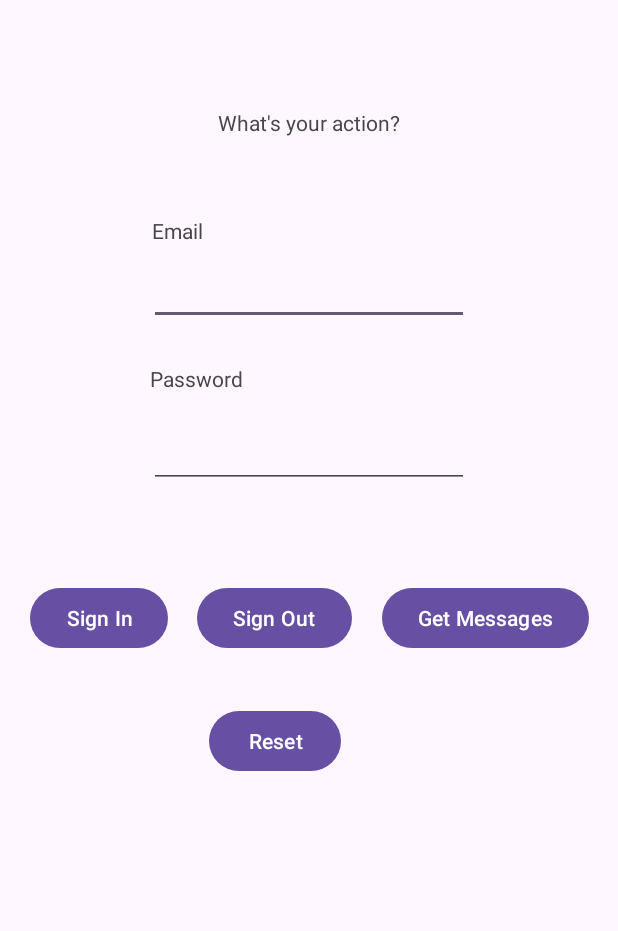
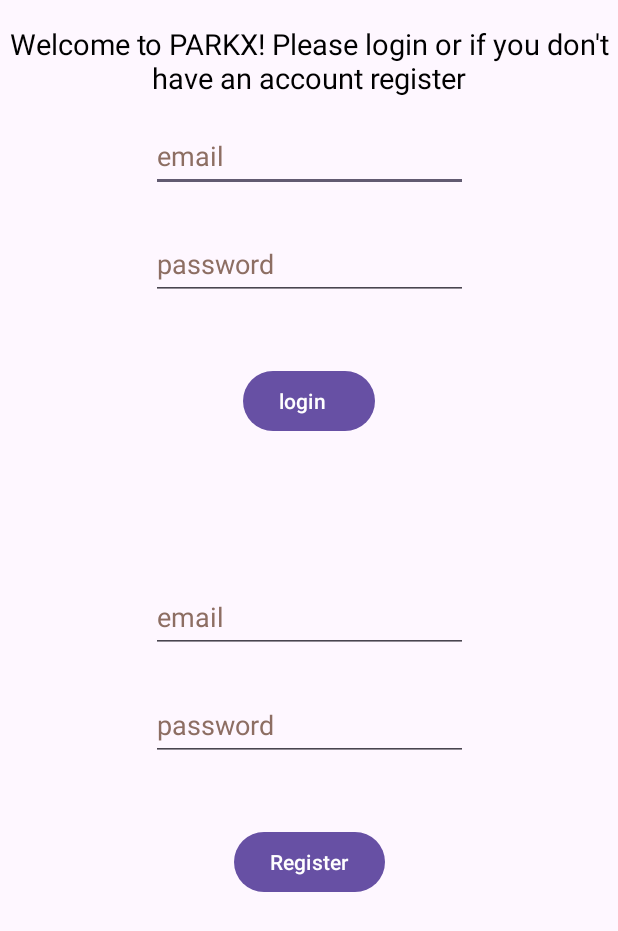
Before and after one commit to kyrtsouv/ParkX, an Android app: the screen it shows after launch (MainActivity), on a phone screen of 412 x 824 dp. Shown: the top 931 px of the screen. Run offline under Robolectric (Android 15) with nearby library versions, the light colour scheme and no system bars; libraries missing offline, so code that uses them is left out: io.github.jan.supabase; 1 statement that could not run was skipped.

Commit message:
New login screen

```diff
--- a/app/src/main/java/com/example/parkx/MainActivity.java
+++ b/app/src/main/java/com/example/parkx/MainActivity.java
@@ -26,7 +26,7 @@
     TextView textView;
 
     EditText email,password;
-    Button sign_in;
+    Button  login;
     private static final int Location_Permission_Code=100;
     private static final int GPS_REQUEST_CODE = 101;
 
@@ -35,16 +35,16 @@
         super.onCreate(savedInstanceState);
 
         setContentView(R.layout.activity_main);
-        textView = findViewById(R.id.textView);
+
 
         SupabaseManager.INSTANCE.init();
 
-        textView.setText("What's your action?");
 
-        email=findViewById(R.id.editTextText1);
-        password=findViewById(R.id.editTextText2);
-        sign_in=findViewById(R.id.button);
-        sign_in.setOnClickListener(view -> {
+
+
+        login=findViewById(R.id.login_button);
+
+        login.setOnClickListener(view -> {
             Intent intent = new Intent(MainActivity.this, MapsActivity.class);
             startActivity(intent);
             if (ActivityCompat.checkSelfPermission(this, Manifest.permission.ACCESS_FINE_LOCATION)
--- a/app/src/main/res/layout/activity_main.xml
+++ b/app/src/main/res/layout/activity_main.xml
@@ -7,111 +7,135 @@
     android:layout_height="match_parent"
     tools:context=".MainActivity">
 
-    <Button
-        android:id="@+id/button"
+
+        <TextView
+            android:id="@+id/welcome"
             android:layout_width="wrap_content"
             android:layout_height="wrap_content"
-        android:onClick="SignIn"
-        android:text="Sign In"
-        app:layout_constraintBottom_toBottomOf="parent"
-        app:layout_constraintEnd_toStartOf="@+id/button2"
-        app:layout_constraintHorizontal_bias="0.5"
+            android:text="@string/welcome_to_parkx"
+            android:gravity="center"
+
+            android:textSize="19sp"
+            android:textColor="#000000"
+            android:layout_marginTop="16dp"
+            app:layout_constraintEnd_toEndOf="parent"
+            app:layout_constraintTop_toTopOf="parent"
+            app:layout_constraintStart_toStartOf="parent" />
+
+
+
+
+        <!-- Email EditText -->
+        <EditText
+            android:id="@+id/login_email"
+            android:layout_width="211dp"
+            android:layout_height="48dp"
+            android:layout_marginTop="64dp"
+            android:gravity="start|center_vertical"
+            android:hint="@string/email"
+            android:inputType="textEmailAddress"
+            android:textColorHint="#8D6E63"
+            android:autofillHints="emailAddress"
+            app:layout_constraintEnd_toEndOf="parent"
             app:layout_constraintStart_toStartOf="parent"
-        app:layout_constraintTop_toTopOf="parent"
-        app:layout_constraintVertical_bias="0.5" />
+            app:layout_constraintTop_toTopOf="@id/welcome" />
 
+        <!-- Password EditText -->
+        <EditText
+            android:id="@+id/login_password"
+            android:layout_width="211dp"
+            android:layout_height="48dp"
+            android:layout_marginTop="24dp"
+            android:autofillHints="password"
+            android:gravity="start|center_vertical"
+            android:hint="@string/password"
+
+            android:inputType="textPassword"
+            android:textColorHint="#8D6E63"
+            app:layout_constraintEnd_toEndOf="parent"
+            app:layout_constraintStart_toStartOf="parent"
+            app:layout_constraintTop_toBottomOf="@id/login_email" />
+
+        <!-- Register Button -->
         <Button
-        android:id="@+id/button2"
+            android:id="@+id/login_button"
             android:layout_width="wrap_content"
             android:layout_height="wrap_content"
-        android:onClick="SignOut"
-        android:text="Sign Out"
-        app:layout_constraintBottom_toBottomOf="parent"
-        app:layout_constraintEnd_toStartOf="@+id/button3"
-        app:layout_constraintHorizontal_bias="0.5"
-        app:layout_constraintStart_toEndOf="@+id/button"
-        app:layout_constraintTop_toTopOf="parent"
-        app:layout_constraintVertical_bias="0.5" />
+            android:onClick="change_C"
 
+            android:text="@string/login"
+            android:gravity="start|center_vertical"
+            app:layout_constraintTop_toBottomOf="@id/error_log"
+            app:layout_constraintStart_toStartOf="parent"
+            app:layout_constraintEnd_toEndOf="parent"
+            android:layout_marginTop="16dp" />
+
+        <EditText
+            android:id="@+id/register_email"
+            android:layout_width="211dp"
+            android:layout_height="48dp"
+            android:layout_marginTop="96dp"
+            android:autofillHints="emailAddress"
+            android:gravity="start|center_vertical"
+            android:hint="@string/email"
+            android:inputType="textEmailAddress"
+
+            android:textColorHint="#8D6E63"
+            app:layout_constraintEnd_toEndOf="parent"
+            app:layout_constraintStart_toStartOf="parent"
+            app:layout_constraintTop_toBottomOf="@id/login_button" />
+
+
+        <EditText
+            android:id="@+id/register_password"
+            android:layout_width="211dp"
+            android:layout_height="48dp"
+            android:layout_marginTop="24dp"
+            android:autofillHints="password"
+            android:gravity="start|center_vertical"
+            android:hint="@string/password"
+
+            android:inputType="textPassword"
+
+            android:textColorHint="#8D6E63"
+            app:layout_constraintEnd_toEndOf="parent"
+            app:layout_constraintStart_toStartOf="parent"
+            app:layout_constraintTop_toBottomOf="@id/register_email" />
         <Button
-        android:id="@+id/button3"
+            android:id="@+id/register_button"
             android:layout_width="wrap_content"
             android:layout_height="wrap_content"
-        android:onClick="GetMessages"
-        android:text="Get Messages"
-        app:layout_constraintBottom_toBottomOf="parent"
+            android:onClick="change_C"
+
+            android:text="@string/register"
+            android:gravity="start|center_vertical"
+            app:layout_constraintTop_toBottomOf="@id/error_register"
+            app:layout_constraintStart_toStartOf="parent"
             app:layout_constraintEnd_toEndOf="parent"
-        app:layout_constraintHorizontal_bias="0.5"
-        app:layout_constraintStart_toEndOf="@id/button2"
-        app:layout_constraintTop_toTopOf="parent"
-        app:layout_constraintVertical_bias="0.5" />
+            android:layout_marginTop="16dp" />
 
         <TextView
-        android:id="@+id/textView"
+            android:id="@+id/error_log"
             android:layout_width="wrap_content"
             android:layout_height="wrap_content"
-        android:text="Hello World"
-        app:layout_constraintBottom_toTopOf="@+id/button2"
             app:layout_constraintEnd_toEndOf="parent"
             app:layout_constraintStart_toStartOf="parent"
-        app:layout_constraintTop_toTopOf="parent"
-        app:layout_constraintVertical_bias="0.195" />
+            app:layout_constraintTop_toBottomOf="@id/login_password"
+            android:layout_marginTop="8dp"
+            tools:layout_editor_absoluteX="174dp"
+            tools:layout_editor_absoluteY="193dp" />
 
-    <Button
-        android:id="@+id/button4"
+        <TextView
+            android:id="@+id/error_register"
+
+            app:layout_constraintTop_toBottomOf="@id/register_password"
+            app:layout_constraintStart_toStartOf="parent"
+            app:layout_constraintEnd_toEndOf="parent"
+
+            android:layout_marginTop="8dp"
             android:layout_width="wrap_content"
             android:layout_height="wrap_content"
-        android:onClick="Reset"
-        android:text="Reset"
-        app:layout_constraintBottom_toBottomOf="parent"
-        app:layout_constraintEnd_toEndOf="@+id/button2"
-        app:layout_constraintStart_toStartOf="@+id/button2"
-        app:layout_constraintTop_toBottomOf="@+id/button2"
-        app:layout_constraintVertical_bias="0.10" />
+            tools:layout_editor_absoluteX="175dp"
+            tools:layout_editor_absoluteY="482dp" />
 
-    <EditText
-        android:id="@+id/editTextText1"
-        android:layout_width="wrap_content"
-        android:layout_height="wrap_content"
-        android:ems="10"
-        android:inputType="text"
-        app:layout_constraintBottom_toTopOf="@+id/button"
-        app:layout_constraintEnd_toEndOf="parent"
-        app:layout_constraintStart_toStartOf="parent"
-        app:layout_constraintTop_toTopOf="parent" />
-
-    <EditText
-        android:id="@+id/editTextText2"
-        android:layout_width="wrap_content"
-        android:layout_height="wrap_content"
-        android:ems="10"
-        android:inputType="text"
-        app:layout_constraintBottom_toTopOf="@+id/button"
-        app:layout_constraintEnd_toEndOf="parent"
-        app:layout_constraintStart_toStartOf="parent"
-        app:layout_constraintTop_toBottomOf="@+id/editTextText1" />
-
-    <TextView
-        android:id="@+id/textView2"
-        android:layout_width="wrap_content"
-        android:layout_height="wrap_content"
-        android:layout_marginBottom="8dp"
-        android:text="Email"
-        app:layout_constraintBottom_toTopOf="@+id/editTextText1"
-        app:layout_constraintEnd_toEndOf="parent"
-        app:layout_constraintHorizontal_bias="0.268"
-        app:layout_constraintStart_toStartOf="parent" />
-
-    <TextView
-        android:id="@+id/textView3"
-        android:layout_width="wrap_content"
-        android:layout_height="wrap_content"
-        android:layout_marginBottom="8dp"
-        android:text="Password"
-        app:layout_constraintBottom_toTopOf="@+id/editTextText2"
-        app:layout_constraintEnd_toEndOf="parent"
-        app:layout_constraintHorizontal_bias="0.286"
-        app:layout_constraintStart_toStartOf="parent"
-        app:layout_constraintTop_toBottomOf="@+id/editTextText1"
-        app:layout_constraintVertical_bias="0.718" />
     </androidx.constraintlayout.widget.ConstraintLayout>
--- a/app/src/main/res/values/strings.xml
+++ b/app/src/main/res/values/strings.xml
@@ -1,4 +1,10 @@
 <resources>
     <string name="app_name">ParkX</string>
     <string name="title_activity_maps">MapsActivity</string>
+    <string name="button">Button</string>
+    <string name="email">email</string>
+    <string name="password">password</string>
+    <string name="register">Register</string>
+    <string name="login" > login </string>
+    <string name="welcome_to_parkx">Welcome to PARKX! Please login or if you don\'t have an account register</string>
 </resources>
--- a/gradle/libs.versions.toml
+++ b/gradle/libs.versions.toml
@@ -1,5 +1,5 @@
 [versions]
-agp = "8.10.0"
+agp = "8.9.0"
 junit = "4.13.2"
 junitVersion = "1.2.1"
 espressoCore = "3.6.1"
```
Lines whose indentation alone changed are shown as unchanged.
